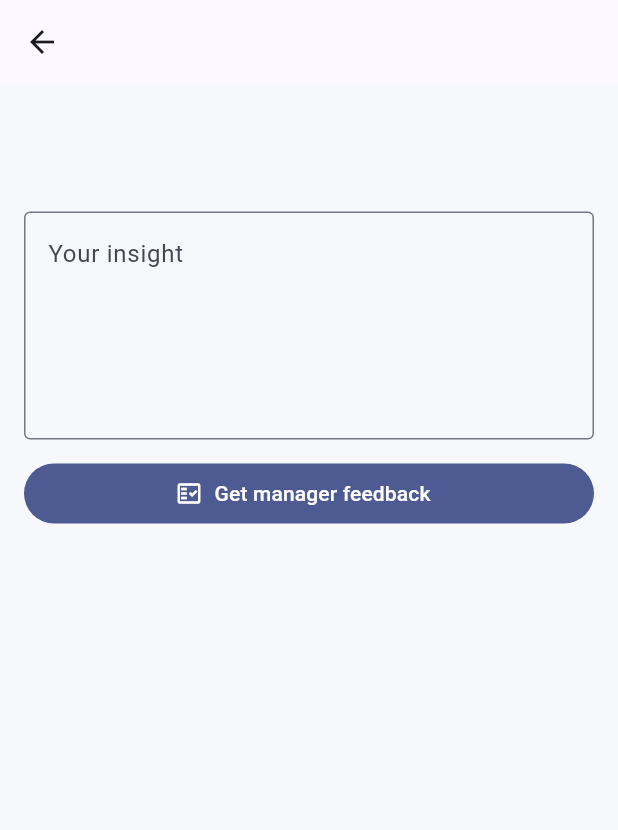
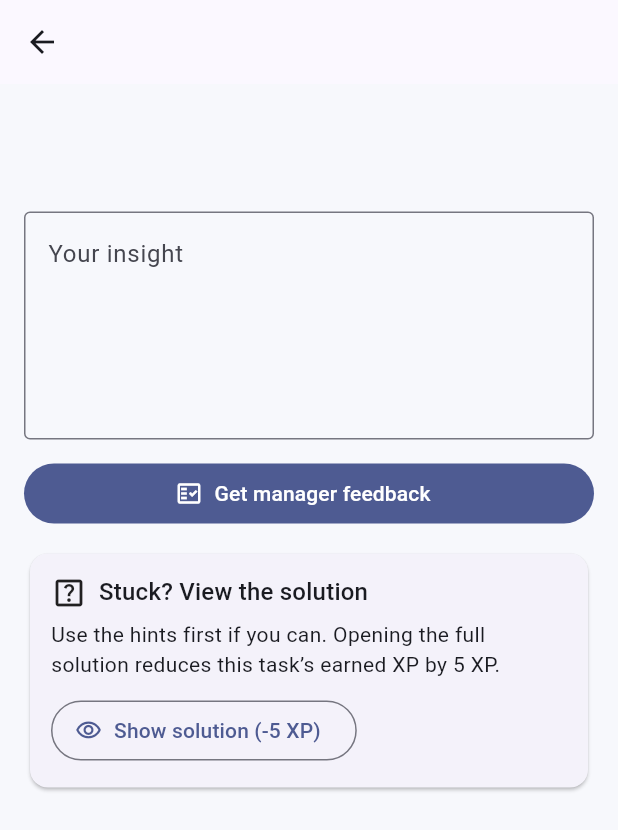
Before and after one commit to rahulrtk74747474-glitch/Data_career, a Flutter app: the _InsightScenarioScreen screen opened directly with empty values, after a tap on "Get manager feedback", on a phone screen of 412 x 824 dp. Shown: the top 830 px of the screen. Run offline on Flutter 3.47's test engine with Material 3 defaults, Android fonts, the phone set to English and light mode, and no system bars; our stand-ins replace file_picker, fl_chart, flutter_local_notifications, flutter_riverpod, flutter_timezone, open_file and 5 more; accounts and stored records are empty.

Commit message:
feat: add solution help to analytics dashboard and insight tasks

```diff
--- a/lib/features/insight/insight_coach_screen.dart
+++ b/lib/features/insight/insight_coach_screen.dart
@@ -3,6 +3,7 @@
 
 import '../../models/narrative_content.dart';
 import '../../services/insight_scoring_service.dart';
+import '../../widgets/solution_reveal_card.dart';
 import '../game/game_providers.dart';
 
 class InsightCoachScreen extends ConsumerWidget {
@@ -72,6 +73,8 @@
   final _controller = TextEditingController();
   InsightRubricScore? _score;
   ManagerDialogue? _manager;
+  bool _solutionViewed = false;
+  int _earnedXp = 0;
 
   @override
   void dispose() {
@@ -141,6 +144,20 @@
                 ),
               ),
             ],
+            const SizedBox(height: 12),
+            SolutionRevealCard(
+              solution: item.solutionText,
+              revealed: _solutionViewed,
+              penaltyApplies: _score == null,
+              onReveal: _solutionViewed
+                  ? null
+                  : () => setState(() => _solutionViewed = true),
+            ),
+            if (_earnedXp > 0)
+              Padding(
+                padding: const EdgeInsets.only(top: 8),
+                child: Text('XP earned: $_earnedXp'),
+              ),
             if (_manager != null) ...[
               const SizedBox(height: 10),
               Card(
@@ -175,6 +192,13 @@
       orElse: () => dialogues.last,
     );
 
+    final earnedXp =
+        await ref.read(gameProgressProvider.notifier).awardLearningXp(
+              rewardId: 'insight:${widget.scenario.id}',
+              baseXp: widget.scenario.xp,
+              score: score.total,
+              solutionViewed: _solutionViewed,
+            );
     await ref.read(masteryRepositoryProvider).recordAttempt(
           'business',
           score.total,
@@ -196,6 +220,7 @@
     setState(() {
       _score = score;
       _manager = manager;
+      _earnedXp = earnedXp;
     });
   }
 }
```
Also changed, not shown: lib/features/analytics/analytics_studio_screen.dart (+25 -0 lines), lib/features/dashboard/dashboard_lab_screen.dart (+19 -1 lines).
